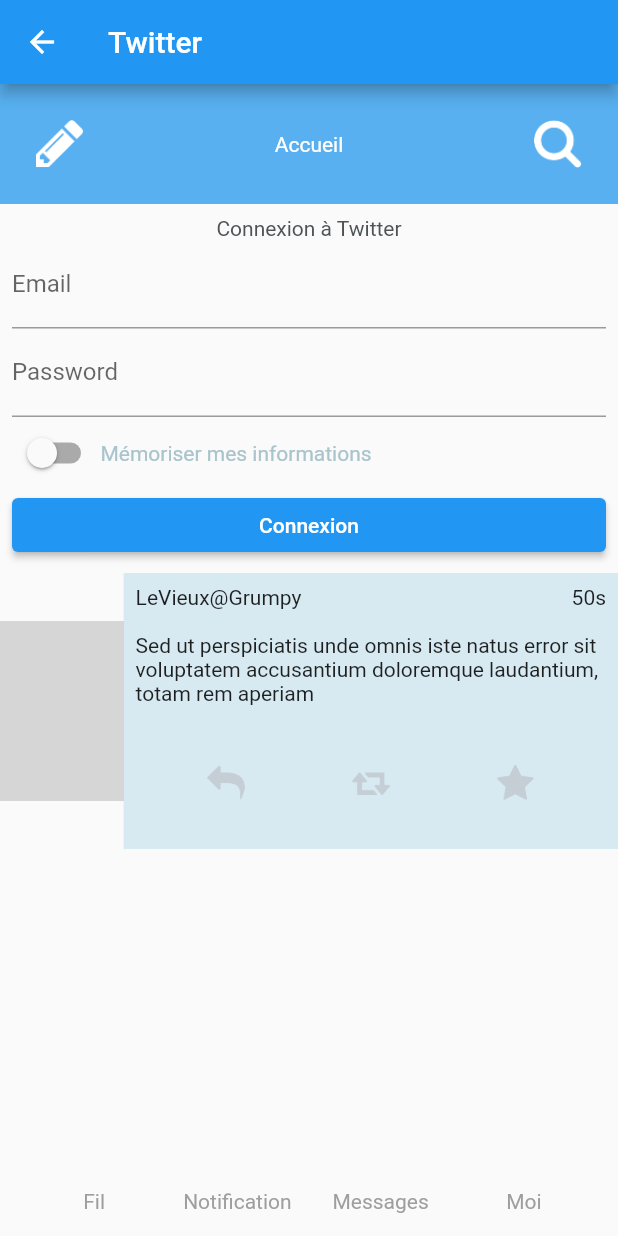
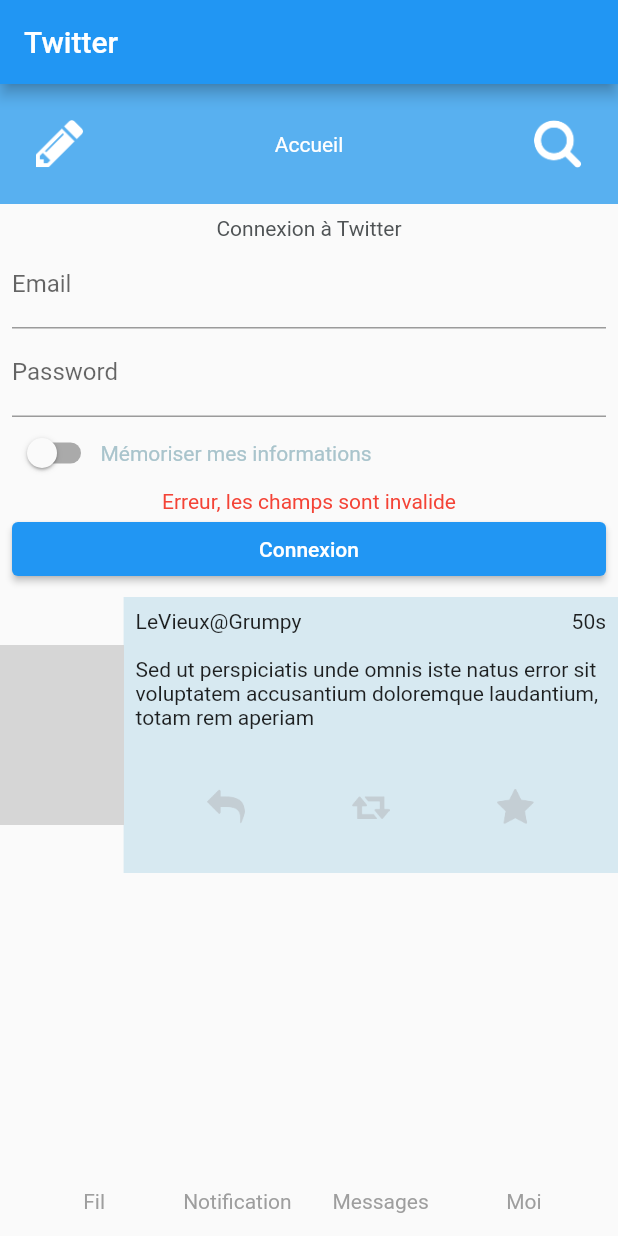
Before and after one commit to pierre-hey/flutter-tp3, a Flutter app: the TwitterPage screen opened directly, after a tap on "Connexion", on a phone screen of 412 x 824 dp. Run offline on Flutter 3.47's test engine with Material 2 defaults, Android fonts, the phone set to English and light mode, and no system bars; grey boxes are pictures that could not be loaded.

Commit message:
add: demo form

```diff
--- a/lib/components/form/form-login.dart
+++ b/lib/components/form/form-login.dart
@@ -1,6 +1,7 @@
 import 'package:eni_demo/components/tweetComponents/switch.dart';
 import 'package:flutter/material.dart';
 
+/*
 class FormLogin extends StatelessWidget {
   @override
   Widget build(BuildContext context) {
@@ -32,3 +33,74 @@
     );
   }
 }
+*/
+class FormLoginStateFull extends StatefulWidget {
+  @override
+  State<FormLoginStateFull> createState() {
+    return _FormLogin();
+  }
+}
+
+class _FormLogin extends State<FormLoginStateFull> {
+  TextEditingController textFieldEmailController = TextEditingController();
+  TextEditingController textFieldPasswordController = TextEditingController();
+
+  bool emptyMail = false;
+  bool emptyPassword = false;
+  String errorMessage = "";
+
+  @override
+  Widget build(BuildContext context) {
+    return Flex(
+      direction: Axis.vertical,
+      children: [
+        Padding(
+          padding: const EdgeInsets.all(8.0),
+          child: Flex(direction: Axis.vertical, children: [
+            const Text("Connexion à Twitter",
+                style: TextStyle(color: Color.fromARGB(255, 79, 83, 85))),
+            TextField(
+                controller: textFieldEmailController,
+                decoration: const InputDecoration(
+                    labelText: "Email", hintText: "email@example.com")),
+            TextField(
+                controller: textFieldPasswordController,
+                obscureText: true,
+                decoration: const InputDecoration(
+                    labelText: "Password", hintText: "Password")),
+            const SwitchExample(),
+
+            // Affichage du message d'erreur
+            Text(
+              errorMessage,
+              style: const TextStyle(color: Colors.red),
+            ),
+
+            SizedBox(
+              width: double.infinity,
+              child: ElevatedButton(
+                  onPressed: () => checkForm(), child: const Text("Connexion")),
+            )
+          ]),
+        ),
+      ],
+    );
+  }
+
+  void checkForm() {
+    bool success = true;
+
+    if (textFieldEmailController.text.isEmpty) {
+      success = false;
+    }
+    if (textFieldPasswordController.text.isEmpty) {
+      success = false;
+    }
+
+    setState(() {
+      success
+          ? errorMessage = ""
+          : errorMessage = "Erreur, les champs sont invalide";
+    });
+  }
+}
--- a/lib/content-page.dart
+++ b/lib/content-page.dart
@@ -13,8 +13,10 @@
             // Tout le contenu
             children: [
           // FORMULAIRE CONNEXION
-          FormLogin(),
-
+          //Stateless
+          //FormLogin(),
+          // Statefull
+          FormLoginStateFull(),
           // Bloc du tweet
           TweetItem(),
         ]));
--- a/lib/main.dart
+++ b/lib/main.dart
@@ -22,13 +22,12 @@
         primarySwatch: Colors.blue,
       ),
       // Page d'accueil
-
-      //  home: const TwitterPage(),
+      home: const TwitterPage(),
       //home: DemoColRow(),
       //home: DemoWidgetPage(),
       //home: MyStatefulWidget(),
       //home: DemoListView(),
-      home: DemoStatefulPage(),
+      // home: DemoStatefulPage(),
     );
   }
 }
```
Also changed, not shown: lib/helper/custom-validator.dart (added, +18 -0 lines), lib/pages/demo-form-page.dart (added, +71 -0 lines).
